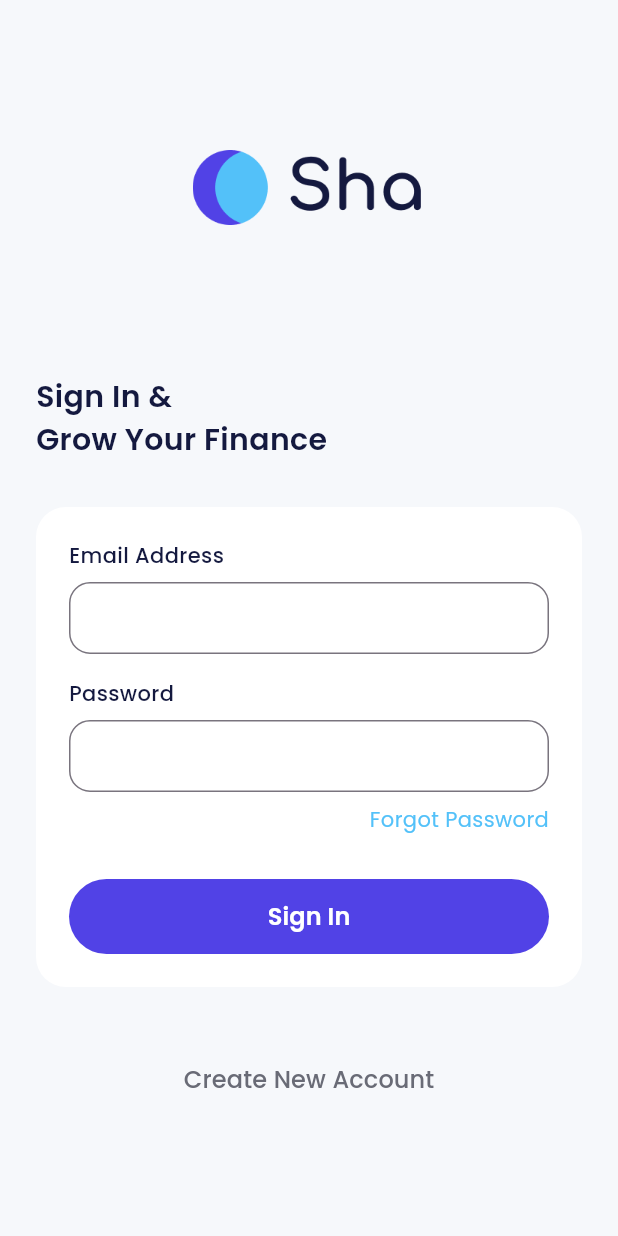
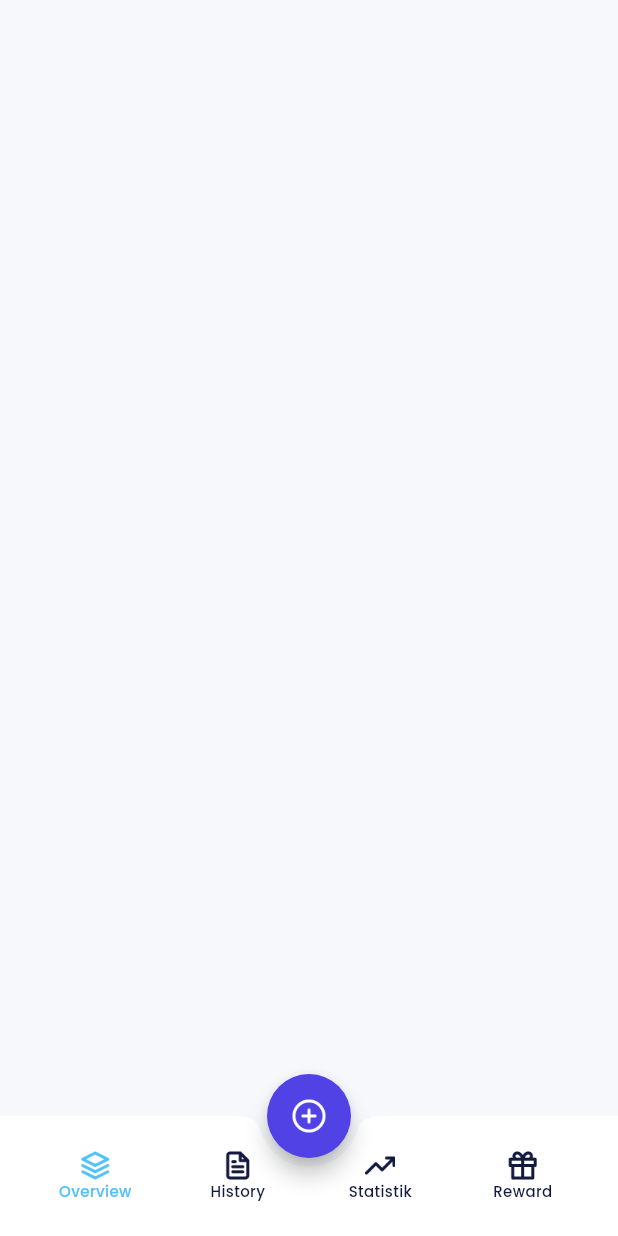
Before and after one commit to GuidoWinata/BankSha, a Flutter app: the SignInPage screen opened by its route, after a tap on "Sign In", on a phone screen of 412 x 824 dp. Run offline on Flutter 3.47's test engine with Material 3 defaults, Android fonts, the phone set to English and light mode, and no system bars; our stand-ins replace carousel_slider, google_fonts.

Commit message:
add homePage

```diff
--- a/lib/main.dart
+++ b/lib/main.dart
@@ -1,8 +1,10 @@
+import 'package:bank_sha/ui/pages/home_page.dart';
 import 'package:bank_sha/ui/pages/onboarding_page.dart';
 import 'package:bank_sha/ui/pages/sign_in_page.dart';
 import 'package:bank_sha/ui/pages/sign_up_ktp_profile.dart';
 import 'package:bank_sha/ui/pages/sign_up_page.dart';
 import 'package:bank_sha/ui/pages/sign_up_set_profile.dart';
+import 'package:bank_sha/ui/pages/sign_up_success_page.dart';
 import 'package:bank_sha/ui/pages/splash_page.dart';
 import 'package:flutter/material.dart';
 
@@ -22,6 +24,8 @@ class MyApp extends StatelessWidget {
         '/sign-up': (context) => SignUpPage(),
         '/sign-up-set-profile': (context) => SignUpSetProfile(),
         '/sign-up-ktp-profile': (context) => SignUpKtpProfile(),
+        '/sign-up-success': (context) => SignUpSuccessPage(),
+        '/home': (context) => HomePage(),
       },
     );
   }
--- /dev/null
+++ b/lib/ui/pages/home_page.dart
@@ -0,0 +1,69 @@
+import 'package:bank_sha/shared/theme.dart';
+import 'package:flutter/material.dart';
+
+class HomePage extends StatelessWidget {
+  const HomePage({super.key});
+
+  @override
+  Widget build(BuildContext context) {
+    return Scaffold(
+      backgroundColor: lightBackgroundColor,
+      bottomNavigationBar: BottomAppBar(
+        color: whiteColor,
+        shape: const CircularNotchedRectangle(),
+        clipBehavior: Clip.antiAlias,
+        notchMargin: 6,
+        child: BottomNavigationBar(
+          type: BottomNavigationBarType.fixed,
+          backgroundColor: whiteColor,
+          elevation: 0,
+          selectedItemColor: blueColor,
+          unselectedItemColor: blackColor,
+          showSelectedLabels: true,
+          showUnselectedLabels: true,
+          selectedLabelStyle: blueTextStyle.copyWith(
+            fontSize: 10,
+            fontWeight: medium,
+          ),
+          unselectedLabelStyle: blackTextStyle.copyWith(
+            fontSize: 10,
+            fontWeight: medium,
+          ),
+          items: [
+            BottomNavigationBarItem(
+              icon: Image.asset(
+                'assets/ic_overview.png',
+                width: 20,
+                color: blueColor,
+              ),
+              label: 'Overview',
+            ),
+            BottomNavigationBarItem(
+              icon: Image.asset('assets/ic_history.png', width: 20),
+              label: 'History',
+            ),
+            BottomNavigationBarItem(
+              icon: Image.asset('assets/ic_statistik.png', width: 20),
+              label: 'Statistik',
+            ),
+            BottomNavigationBarItem(
+              icon: Image.asset('assets/ic_reward.png', width: 20),
+              label: 'Reward',
+            ),
+          ],
+        ),
+      ),
+      floatingActionButton: FloatingActionButton(
+        onPressed: () {},
+        backgroundColor: purpleColor,
+        shape: CircleBorder(),
+        child: Image.asset('assets/ic_plus_circle.png', width: 24),
+      ),
+      floatingActionButtonLocation: FloatingActionButtonLocation.centerDocked,
+      body: ListView(
+        padding: const EdgeInsets.symmetric(horizontal: 24),
+        children: [],
+      ),
+    );
+  }
+}
--- a/lib/ui/pages/sign_in_page.dart
+++ b/lib/ui/pages/sign_in_page.dart
@@ -48,7 +48,16 @@ class SignInPage extends StatelessWidget {
                   child: Text('Forgot Password', style: blueTextStyle),
                 ),
                 const SizedBox(height: 30),
-                CustomFilledButton(title: 'Sign In', onPressed: () {}),
+                CustomFilledButton(
+                  title: 'Sign In',
+                  onPressed: () {
+                    Navigator.pushNamedAndRemoveUntil(
+                      context,
+                      '/home',
+                      (route) => false,
+                    );
+                  },
+                ),
               ],
             ),
           ),
--- a/lib/ui/pages/sign_up_set_profile.dart
+++ b/lib/ui/pages/sign_up_set_profile.dart
@@ -67,7 +67,10 @@ class SignUpSetProfile extends StatelessWidget {
                   ),
                 ),
                 const SizedBox(height: 30),
-                CustomFormFields(title: 'Set PIN (6 digit number)'),
+                CustomFormFields(
+                  title: 'Set PIN (6 digit number)',
+                  obsecureText: true,
+                ),
 
                 const SizedBox(height: 30),
                 CustomFilledButton(
--- a/lib/ui/pages/splash_page.dart
+++ b/lib/ui/pages/splash_page.dart
@@ -15,7 +15,11 @@ class _SplashPageState extends State<SplashPage> {
   void initState() {
     super.initState();
     Timer(Duration(seconds: 2), () {
-      Navigator.pushNamed(context, '/onboarding');
+      Navigator.pushNamedAndRemoveUntil(
+        context,
+        '/onboarding',
+        (route) => false,
+      );
     });
   }
 
```
Also changed, not shown: lib/ui/pages/onboarding_page.dart (+10 -2 lines), lib/ui/pages/sign_up_ktp_profile.dart (+6 -1 lines), lib/ui/pages/sign_up_success_page.dart (added, +47 -0 lines).
